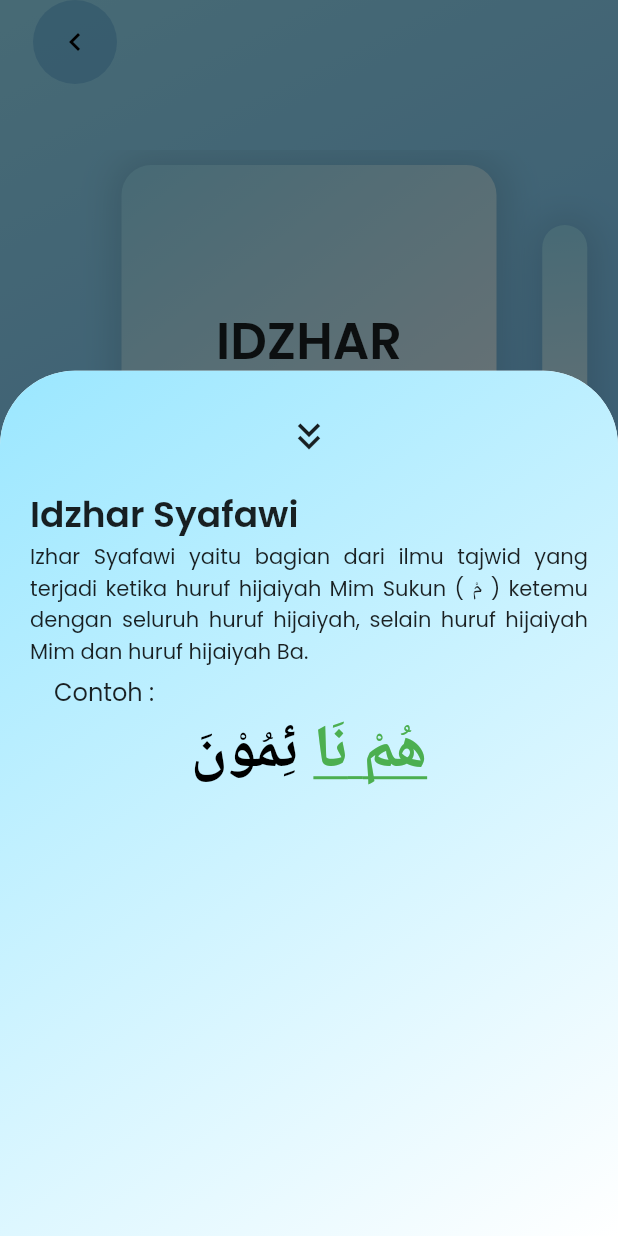
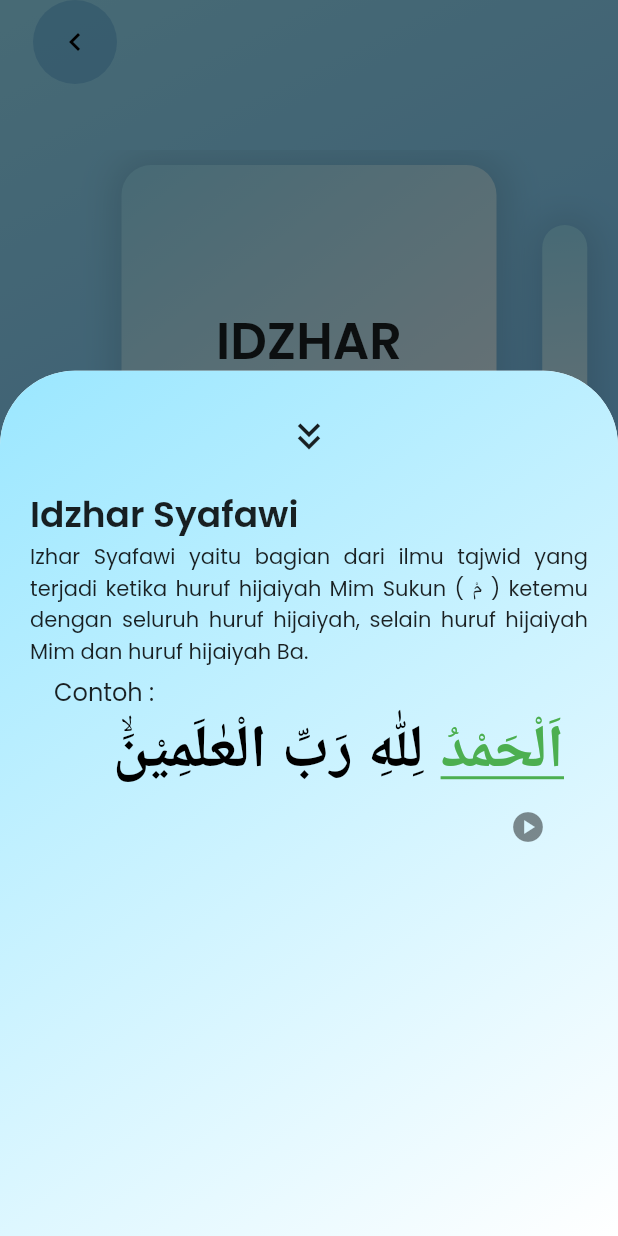
Before and after one commit to zamzamnurahman/tajwid-apps, a Flutter app: the DetailMateriMimMatiScreen screen opened directly, after a tap on the "keyboard double arrow up" icon, on a phone screen of 412 x 824 dp. Run offline on Flutter 3.47's test engine with Material 2 defaults, Android fonts, the phone set to English and light mode, and no system bars; our stand-ins replace flutter_riverpod, flutter_svg, just_audio; project files that could hold a hidden picture were left out.

```diff
--- a/lib/screens/detail_materi/detail_materi_mimmati_screen.dart
+++ b/lib/screens/detail_materi/detail_materi_mimmati_screen.dart
@@ -1,10 +1,12 @@
 import 'package:flutter/material.dart';
 import 'package:flutter_riverpod/flutter_riverpod.dart';
+import 'package:just_audio/just_audio.dart';
 import 'package:tajwid_apps/screens/components/remove_glow.dart';
 
 import '../../config/theme.dart';
 import '../../controller/get_data.dart';
 import '../../models/materi.dart';
+import '../components/card_materi.dart';
 
 final pageProvider = StateNotifierProvider<PageNotifier, int>((ref) {
   return PageNotifier();
@@ -41,6 +43,7 @@ class _DetailMateriMimMatiScreenState
   Widget build(BuildContext context) {
     final int index = ref.watch(pageProvider);
     Materi dataMateri = ref.watch(getDataMateriProvider)[1];
+    final isPlay = ref.watch(audioProvider);
     return Scaffold(
         extendBodyBehindAppBar: true,
         appBar: AppBar(
@@ -369,8 +372,8 @@ class _DetailMateriMimMatiScreenState
                                     children: [
                                       IconButton(
                                           onPressed: () {
-                                            modalBottom(
-                                                context, dataMateri, index);
+                                            modalBottom(context, dataMateri,
+                                                index, isPlay);
                                           },
                                           icon: const Icon(
                                               Icons
@@ -410,6 +413,7 @@ class _DetailMateriMimMatiScreenState
     BuildContext context,
     Materi dataMateri,
     int index,
+    bool isPlay,
   ) {
     return showModalBottomSheet(
       isScrollControlled: true,
@@ -420,7 +424,9 @@ class _DetailMateriMimMatiScreenState
         topRight: Radius.circular(50),
       )),
       context: context,
-      builder: (_) => Container(
+      builder: (context) => StatefulBuilder(
+        builder: (context, state) {
+          return Container(
             width: double.infinity,
             height: MediaQuery.of(context).size.height * 0.7,
             padding: const EdgeInsets.all(20.0),
@@ -460,7 +466,10 @@ class _DetailMateriMimMatiScreenState
                     ),
                     ListTile(
                       title: const Text("Contoh : "),
-                  subtitle: RichText(
+                      subtitle: Wrap(
+                        alignment: WrapAlignment.end,
+                        children: [
+                          RichText(
                               textAlign: TextAlign.center,
                               text: TextSpan(
                                 style: const TextStyle(
@@ -471,21 +480,51 @@ class _DetailMateriMimMatiScreenState
                                 children: [
                                   TextSpan(
                                     text: dataMateri.body![index].contoh![0],
+                                  ),
+                                  TextSpan(
+                                    text: dataMateri.body![index].contoh![1],
                                     style: const TextStyle(
                                       color: Colors.green,
                                       decoration: TextDecoration.underline,
                                     ),
                                   ),
                                   TextSpan(
-                            text: dataMateri.body![index].contoh![1],
+                                    text: dataMateri.body![index].contoh![2],
                                   ),
                                 ],
                               )),
+                          if (!isPlay)
+                            IconButton(
+                                onPressed: () async {
+                                  print("PLAY ${isPlay}");
+                                  state((){
+                                   isPlay = true;
+                                  });
+
+                                  final audio = AudioPlayer();
+                                  final duration = await audio.setAsset(
+                                    dataMateri.body![index].sound!,
+                                  );
+
+                                  audio.setVolume(5.0);
+                                  audio.play().whenComplete(() {
+                                    state((){
+                                      isPlay = false;
+                                    });
+                                  });
+
+
+                                },
+                                icon: const Icon(Icons.play_circle))
+                        ],
+                      ),
                     )
                   ],
                 ),
               ),
             ),
+          );
+        }
       ),
     );
   }
```
Also changed, not shown: lib/data/materi.json (+6 -6 lines), 3 other files. Lines whose indentation alone changed are shown as unchanged.
